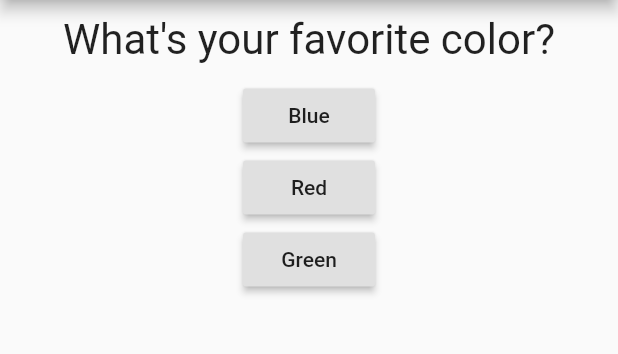
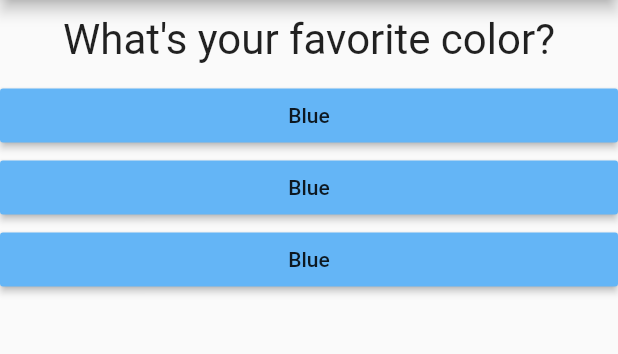
Before and after one commit to matifrancois/First_App_Flutter, a Flutter app: the screen it shows after launch, on a phone screen of 412 x 824 dp, the part 84-438 px from its top. Run offline on Flutter 3.47's test engine with Material 2 defaults, Android fonts, the phone set to English and light mode, and no system bars.

```diff
--- /dev/null
+++ b/lib/answer.dart
@@ -0,0 +1,19 @@
+import 'package:flutter/material.dart';
+
+class Answer extends StatelessWidget {
+  final Function hander;
+
+  Answer(this.hander);
+
+  @override
+  Widget build(BuildContext context) {
+    return Container(
+      width: double.infinity,
+      child: RaisedButton(
+        child: Text('Blue'),
+        color: Colors.blue[300],
+        onPressed: hander,
+      ),
+    );
+  }
+}
--- a/lib/main.dart
+++ b/lib/main.dart
@@ -1,5 +1,6 @@
 import 'package:flutter/material.dart';
 import 'question.dart';
+import 'answer.dart';
 
 void main() {
   runApp(MyApp());
@@ -39,24 +40,9 @@ class MyAppState extends State<MyApp> {
         body: Column(
           children: [
             Question(_questions[_questionIndex]),
-            //Primer forma de conectar accion con boton
-            RaisedButton(
-              child: Text('Blue'),
-              onPressed: _answerQuestion,
-            ),
-            //Segunda forma de conectar accion con boton
-            RaisedButton(
-              child: Text('Red'),
-              onPressed: () => print('Red chosen'),
-            ),
-            //Tercer forma de conectar accion con boton
-            RaisedButton(
-              child: Text('Green'),
-              onPressed: () {
-                //...
-                print('Green chosen');
-              },
-            ),
+            Answer(_answerQuestion),
+            Answer(_answerQuestion),
+            Answer(_answerQuestion),
           ],
         ),
       ),
```
